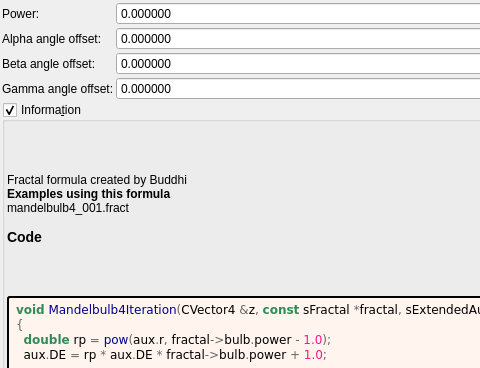
First picture: the form in mandelbulber2/formula/ui/mandelbulb4.ui, repository buddhi1980/mandelbulber2, before the edit; both pictures show x 0 to 480 and y 0 to 368 of the 762 by 555 pixel window.
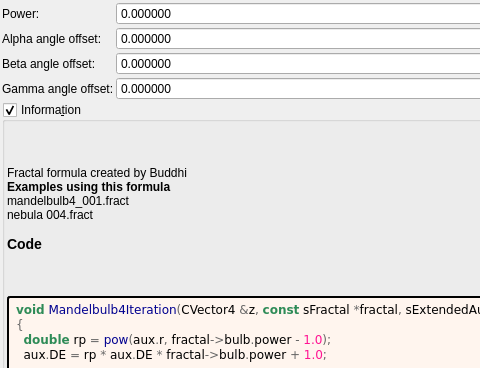
Second picture: the form after the edit. Custom widgets are drawn as their Qt base class.

The edit to the form file:
```diff
--- a/mandelbulber2/formula/ui/mandelbulb4.ui
+++ b/mandelbulber2/formula/ui/mandelbulb4.ui
@@ -208,7 +208,7 @@
         <property name="text">
          <string notr="true">&lt;p&gt;Fractal formula created by Buddhi&lt;/p&gt;&lt;table&gt;
 &lt;/table&gt;
-&lt;br&gt;&lt;b&gt;Examples using this formula&lt;/b&gt;&lt;br&gt;mandelbulb4_001.fract&lt;h3&gt;Code&lt;/h3&gt;</string>
+&lt;br&gt;&lt;b&gt;Examples using this formula&lt;/b&gt;&lt;br&gt;mandelbulb4_001.fract&lt;br&gt;nebula 004.fract&lt;h3&gt;Code&lt;/h3&gt;</string>
         </property>
         <property name="wordWrap">
          <bool>true</bool>
```
